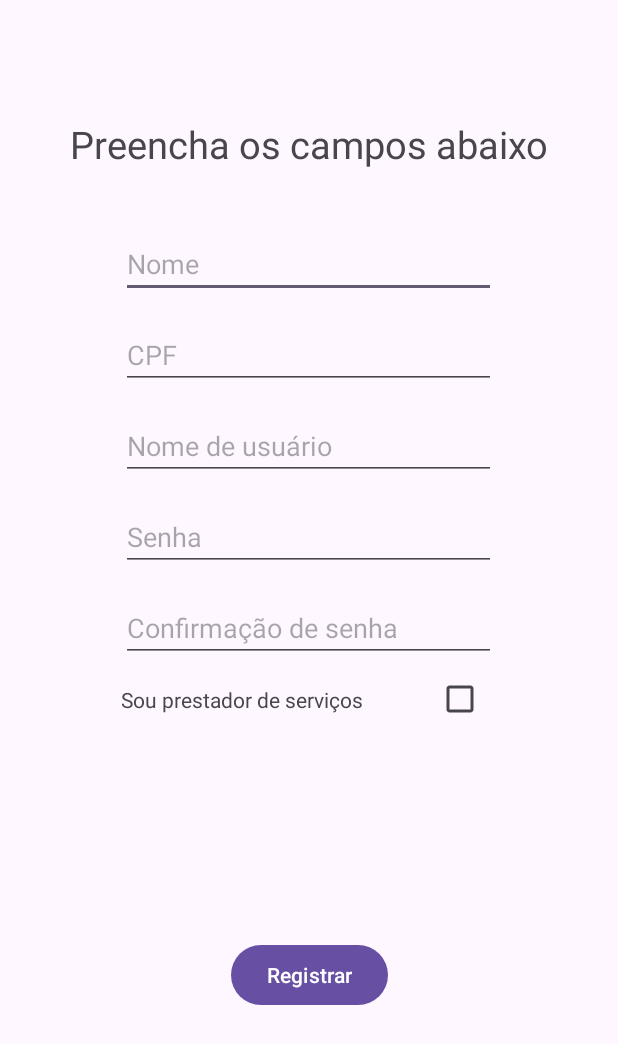
After one commit to TADS-IFPE/servsimples_app, an Android app: the layout activity_register.xml on its own in the app's theme, with its tools: preview values and no code run, on a phone screen of 412 x 824 dp. The commit adds this screen. Shown: the top 1044 px of the screen. Run offline under Robolectric (Android 15) with nearby library versions, the phone set to English and light mode, and no system bars.

Commit message:
Cria tela de cadastro
Cria tela com campos para cadastrar novo usuario

```diff
--- /dev/null
+++ b/app/src/main/res/layout/activity_register.xml
@@ -0,0 +1,114 @@
+<?xml version="1.0" encoding="utf-8"?>
+<androidx.constraintlayout.widget.ConstraintLayout xmlns:android="http://schemas.android.com/apk/res/android"
+    xmlns:app="http://schemas.android.com/apk/res-auto"
+    xmlns:tools="http://schemas.android.com/tools"
+    android:layout_width="match_parent"
+    android:layout_height="match_parent"
+    android:orientation="vertical"
+    tools:context=".ui.RegisterActivity">
+
+    <TextView
+        android:id="@+id/register_tv_info"
+        android:layout_width="wrap_content"
+        android:layout_height="wrap_content"
+        android:text="Preencha os campos abaixo"
+        android:textSize="25sp"
+        app:layout_constraintBottom_toBottomOf="parent"
+        app:layout_constraintEnd_toEndOf="parent"
+        app:layout_constraintHorizontal_bias="0.5"
+        app:layout_constraintStart_toStartOf="parent"
+        app:layout_constraintTop_toTopOf="parent"
+        app:layout_constraintVertical_bias="0.1" />
+
+    <EditText
+        android:id="@+id/register_et_name"
+        android:layout_width="250dp"
+        android:layout_height="wrap_content"
+        android:layout_marginTop="40dp"
+        android:ems="10"
+        android:hint="Nome"
+        android:inputType="textPersonName"
+        app:layout_constraintEnd_toEndOf="@+id/register_tv_info"
+        app:layout_constraintHorizontal_bias="0.493"
+        app:layout_constraintStart_toStartOf="@+id/register_tv_info"
+        app:layout_constraintTop_toBottomOf="@+id/register_tv_info" />
+
+    <EditText
+        android:id="@+id/register_et_cpf"
+        android:layout_width="250dp"
+        android:layout_height="wrap_content"
+        android:layout_marginTop="15dp"
+        android:ems="10"
+        android:hint="CPF"
+        android:inputType="number"
+        app:layout_constraintEnd_toEndOf="@+id/register_et_name"
+        app:layout_constraintStart_toStartOf="@+id/register_et_name"
+        app:layout_constraintTop_toBottomOf="@+id/register_et_name" />
+
+    <EditText
+        android:id="@+id/register_et_username"
+        android:layout_width="250dp"
+        android:layout_height="wrap_content"
+        android:layout_marginTop="15dp"
+        android:ems="10"
+        android:hint="Nome de usuário"
+        android:inputType="text"
+        app:layout_constraintEnd_toEndOf="@+id/register_et_cpf"
+        app:layout_constraintStart_toStartOf="@+id/register_et_cpf"
+        app:layout_constraintTop_toBottomOf="@+id/register_et_cpf" />
+
+    <EditText
+        android:id="@+id/register_et_password_confirmation"
+        android:layout_width="250dp"
+        android:layout_height="wrap_content"
+        android:layout_marginTop="15dp"
+        android:ems="10"
+        android:hint="Senha"
+        android:inputType="textPassword"
+        app:layout_constraintEnd_toEndOf="@+id/register_et_username"
+        app:layout_constraintStart_toStartOf="@+id/register_et_username"
+        app:layout_constraintTop_toBottomOf="@+id/register_et_username" />
+
+    <EditText
+        android:id="@+id/register_et_password"
+        android:layout_width="250dp"
+        android:layout_height="wrap_content"
+        android:layout_marginTop="15dp"
+        android:ems="10"
+        android:hint="Confirmação de senha"
+        android:inputType="textPassword"
+        app:layout_constraintEnd_toEndOf="@+id/register_et_password_confirmation"
+        app:layout_constraintStart_toStartOf="@+id/register_et_password_confirmation"
+        app:layout_constraintTop_toBottomOf="@+id/register_et_password_confirmation" />
+
+    <TextView
+        android:id="@+id/register_tv_usertype"
+        android:layout_width="wrap_content"
+        android:layout_height="wrap_content"
+        android:layout_marginTop="15dp"
+        android:text="Sou prestador de serviços"
+        app:layout_constraintStart_toStartOf="@+id/register_et_password"
+        app:layout_constraintTop_toBottomOf="@+id/register_et_password" />
+
+    <CheckBox
+        android:id="@+id/register_cb_usertype"
+        android:layout_width="wrap_content"
+        android:layout_height="wrap_content"
+        app:layout_constraintBottom_toBottomOf="@+id/register_tv_usertype"
+        app:layout_constraintEnd_toEndOf="@+id/register_et_password"
+        app:layout_constraintHorizontal_bias="1.0"
+        app:layout_constraintStart_toEndOf="@+id/register_tv_usertype"
+        app:layout_constraintTop_toTopOf="@+id/register_tv_usertype"
+        app:layout_constraintVertical_bias="0.517" />
+
+    <Button
+        android:id="@+id/register_bt_submit"
+        android:layout_width="wrap_content"
+        android:layout_height="wrap_content"
+        android:text="Registrar"
+        app:layout_constraintBottom_toBottomOf="parent"
+        app:layout_constraintEnd_toEndOf="parent"
+        app:layout_constraintStart_toStartOf="parent"
+        app:layout_constraintTop_toBottomOf="@+id/register_tv_usertype" />
+
+</androidx.constraintlayout.widget.ConstraintLayout>
```
Also changed, not shown: app/src/main/AndroidManifest.xml (+7 -4 lines), app/src/main/java/ifpe/edu/br/servsimples/ui/LoginActivity.java (added, +36 -0 lines), app/src/main/java/ifpe/edu/br/servsimples/ui/RegisterActivity.java (renamed from app/src/main/java/ifpe/edu/br/servsimples/MainActivity.java, +5 -3 lines), app/src/main/res/layout/activity_login.xml (renamed from app/src/main/res/layout/activity_main.xml, +29 -27 lines).
